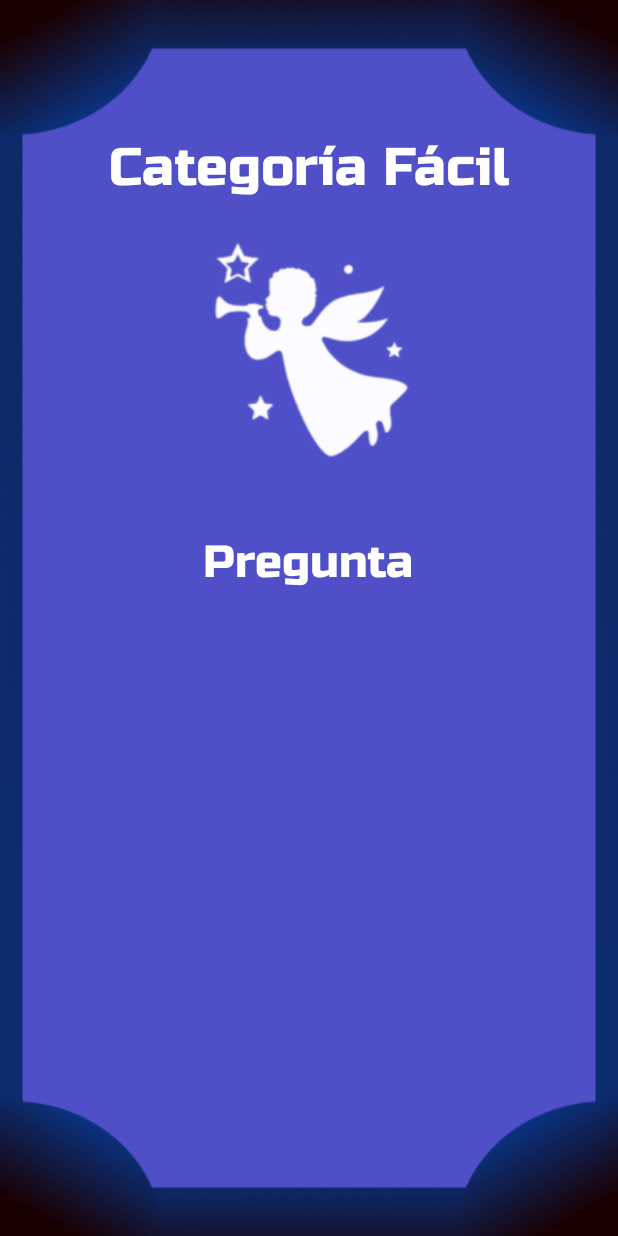
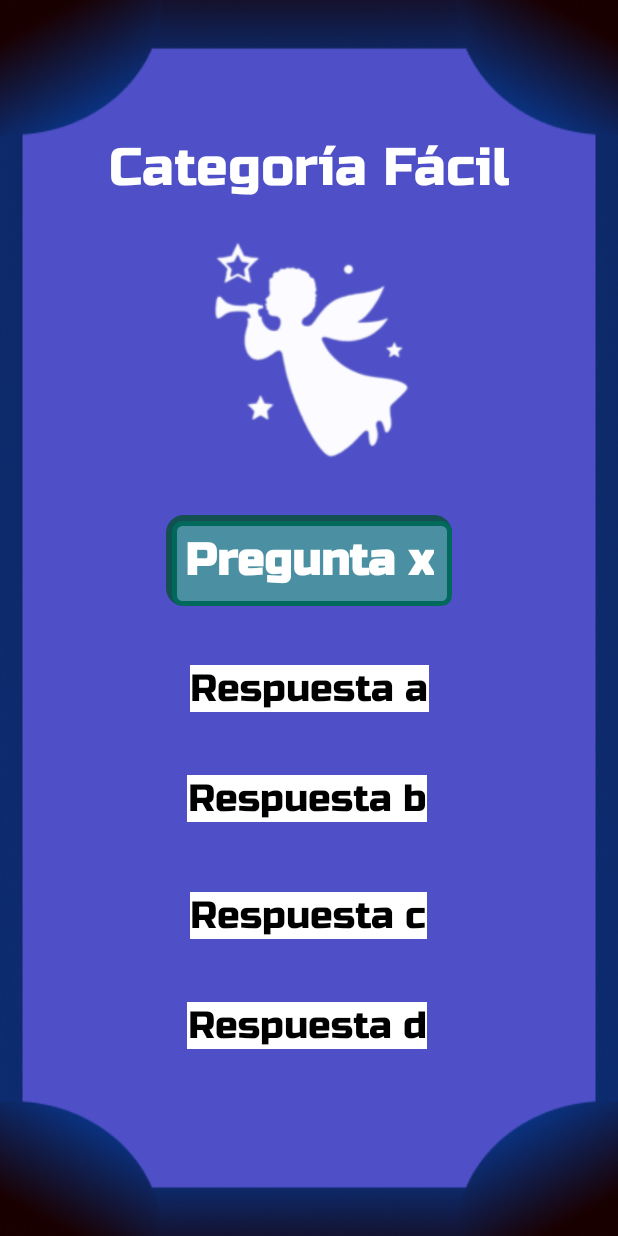
Before and after one commit to mgs0077/QuizUpProject, an Android app: the layout pregunta_angel.xml on its own in the app's theme, with its tools: preview values and no code run, on a phone screen of 412 x 824 dp. Run offline under Robolectric (Android 15) with nearby library versions, the phone set to English and light mode, and no system bars.

Commit message:
pantalla angel y mainjuego

```diff
--- /dev/null
+++ b/app/src/main/res/drawable/preguntafacil_background.xml
@@ -0,0 +1,18 @@
+<layer-list xmlns:android="http://schemas.android.com/apk/res/android">
+    <!-- Sombra -->
+    <item>
+        <shape android:shape="rectangle">
+            <corners android:radius="12dp"/>
+            <solid android:color="#144F52"/> <!-- Color de la sombra -->
+        </shape>
+    </item>
+
+    <!-- Fondo principal -->
+    <item android:top="4dp" android:left="4dp">
+        <shape android:shape="rectangle">
+            <corners android:radius="5dp"/>
+            <solid android:color="#4A90A2"/> <!-- Color del fondo -->
+            <stroke android:width="3dp" android:color="#00695C"/> <!-- Borde -->
+        </shape>
+    </item>
+</layer-list>
--- a/app/src/main/res/layout/juego_principal.xml
+++ b/app/src/main/res/layout/juego_principal.xml
@@ -74,10 +74,9 @@
         android:src="@drawable/casilla_cine"
         app:layout_constraintBottom_toBottomOf="parent"
         app:layout_constraintEnd_toEndOf="parent"
-        app:layout_constraintHorizontal_bias="0.496"
         app:layout_constraintStart_toStartOf="parent"
         app:layout_constraintTop_toTopOf="parent"
-        app:layout_constraintVertical_bias="0.54" />
+        app:layout_constraintVertical_bias="0.543" />
 
     <TextView
         android:id="@+id/tv_casilla_posterior"
--- a/app/src/main/res/layout/pregunta_angel.xml
+++ b/app/src/main/res/layout/pregunta_angel.xml
@@ -31,19 +31,91 @@
         app:layout_constraintVertical_bias="0.232" />
 
     <TextView
+        android:id="@+id/textPregunta"
         android:layout_width="wrap_content"
         android:layout_height="wrap_content"
+        android:background="@drawable/preguntafacil_background"
         android:fontFamily="@font/russo_one"
         android:gravity="center"
-        android:text="Pregunta"
+        android:padding="12dp"
+        android:minWidth="120dp"
+        android:minHeight="50dp"
+        android:text="@string/pregunta_x"
         android:textColor="@color/white"
         android:textSize="30sp"
+        android:textStyle="bold"
+        app:layout_constraintBottom_toBottomOf="parent"
+        app:layout_constraintEnd_toEndOf="parent"
+        app:layout_constraintHorizontal_bias="0.5"
+        app:layout_constraintStart_toStartOf="parent"
+        app:layout_constraintTop_toTopOf="parent"
+        app:layout_constraintVertical_bias="0.45" />
+
+    <TextView
+        android:layout_width="wrap_content"
+        android:layout_height="wrap_content"
+        android:background="@color/white"
+        android:fontFamily="@font/russo_one"
+        android:gravity="center"
+        android:text="Respuesta a"
+        android:textColor="@color/black"
+        android:textSize="25sp"
+        app:layout_constraintBottom_toBottomOf="parent"
+        app:layout_constraintEnd_toEndOf="parent"
+        app:layout_constraintStart_toStartOf="parent"
+        app:layout_constraintTop_toTopOf="parent"
+        app:layout_constraintVertical_bias="0.559" />
+
+    <TextView
+        android:id="@+id/textView4"
+        android:layout_width="wrap_content"
+        android:layout_height="wrap_content"
+        android:background="@color/white"
+        android:fontFamily="@font/russo_one"
+        android:gravity="center"
+        android:text="Respuesta b"
+        android:textColor="@color/black"
+        android:textSize="25sp"
+        app:layout_constraintBottom_toBottomOf="parent"
+        app:layout_constraintEnd_toEndOf="parent"
+        app:layout_constraintHorizontal_bias="0.494"
+        app:layout_constraintStart_toStartOf="parent"
+        app:layout_constraintTop_toTopOf="parent"
+        app:layout_constraintVertical_bias="0.652" />
+
+    <TextView
+        android:id="@+id/textView5"
+        android:layout_width="wrap_content"
+        android:layout_height="wrap_content"
+        android:background="@color/white"
+        android:fontFamily="@font/russo_one"
+        android:gravity="center"
+        android:text="Respuesta c"
+        android:textColor="@color/black"
+        android:textSize="25sp"
         app:layout_constraintBottom_toBottomOf="parent"
         app:layout_constraintEnd_toEndOf="parent"
         app:layout_constraintHorizontal_bias="0.498"
         app:layout_constraintStart_toStartOf="parent"
         app:layout_constraintTop_toTopOf="parent"
-        app:layout_constraintVertical_bias="0.453" />
+        app:layout_constraintVertical_bias="0.75" />
+
+    <TextView
+        android:id="@+id/textView6"
+        android:layout_width="wrap_content"
+        android:layout_height="wrap_content"
+        android:background="@color/white"
+        android:fontFamily="@font/russo_one"
+        android:gravity="center"
+        android:text="Respuesta d"
+        android:textColor="@color/black"
+        android:textSize="25sp"
+        app:layout_constraintBottom_toBottomOf="parent"
+        app:layout_constraintEnd_toEndOf="parent"
+        app:layout_constraintHorizontal_bias="0.494"
+        app:layout_constraintStart_toStartOf="parent"
+        app:layout_constraintTop_toTopOf="parent"
+        app:layout_constraintVertical_bias="0.843" />
 
 
 </androidx.constraintlayout.widget.ConstraintLayout>
--- a/app/src/main/res/values/strings.xml
+++ b/app/src/main/res/values/strings.xml
@@ -29,4 +29,5 @@
     <string name="jugador3">Jugador3</string>
     <string name="jugador4">Jugador4</string>
     <string name="jugadores_en_la_sala">Jugadores en la sala:</string>
+    <string name="pregunta_x">Pregunta x</string>
 </resources>
```
